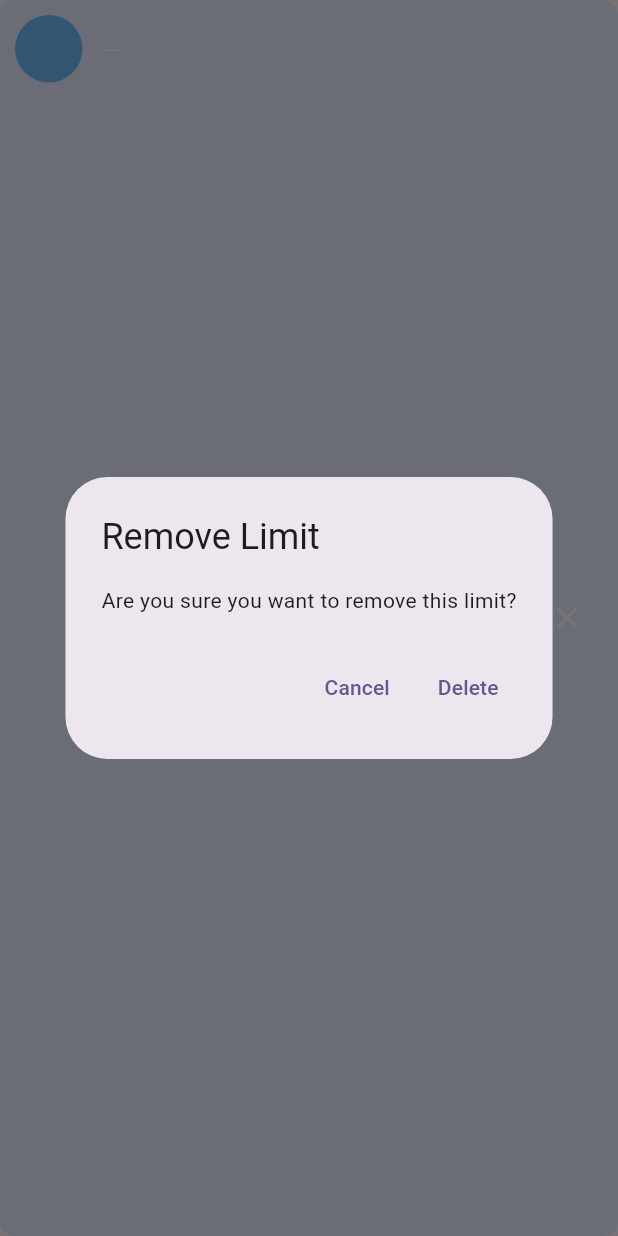
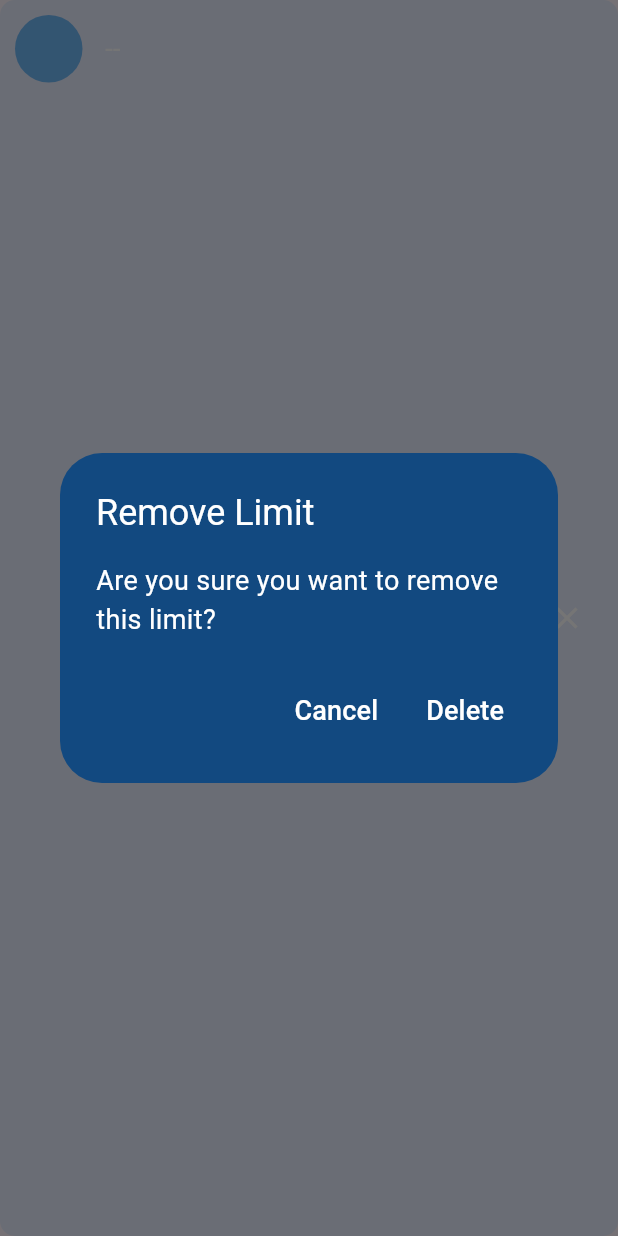
Before and after one commit to madushanka20161/money_manager, a Flutter app: the CategoryLimit widget shown alone on an empty page, opened directly with empty values, after a tap on the "clear" icon, on a phone screen of 412 x 824 dp. Run offline on Flutter 3.47's test engine with Material 3 defaults, Android fonts, the phone set to English and light mode, and no system bars; our stand-ins replace fl_chart, google_sign_in, hive_flutter; accounts and stored records are empty.

Commit message:
fix issue related to category limit, background color and text color

```diff
--- a/lib/popup-helper.dart
+++ b/lib/popup-helper.dart
@@ -16,6 +16,7 @@ class PopupHelper {
       barrierDismissible: true,
       builder: (BuildContext context) {
         return SimpleDialog(
+          backgroundColor: AppConfig.popupBKColor,
           contentPadding: EdgeInsets.all(AppConfig.popupRadius),
           shape: RoundedRectangleBorder(
             borderRadius: BorderRadius.circular(AppConfig.borderRadius)
--- a/lib/widget/category/category_limit.dart
+++ b/lib/widget/category/category_limit.dart
@@ -195,17 +195,18 @@ class _CategoryLimitState extends State<CategoryLimit> {
       context: context,
       builder: (BuildContext context) {
         return AlertDialog(
-          title: Text('Remove Limit'),
-          content: Text('Are you sure you want to remove this limit?'),
+          backgroundColor: AppConfig.popupBKColor,
+          title: Text('Remove Limit', style: TextStyle(color: AppConfig.fontColor),),
+          content: Text('Are you sure you want to remove this limit?', style: AppConfig.fontStyle,),
           actions: [
             TextButton(
-              child: Text('Cancel'),
+              child: Text('Cancel', style: AppConfig.fontStyle,),
               onPressed: () {
                 Navigator.of(context).pop();
               },
             ),
             TextButton(
-              child: Text('Delete'),
+              child: Text('Delete', style: AppConfig.fontStyle,),
               onPressed: () {
                 SharedService.instance.updateCategoryLimit(
                     widget.category.id, widget.category.limit.type, 0);
@@ -238,13 +239,13 @@ class _CategoryLimitState extends State<CategoryLimit> {
           mainAxisAlignment: MainAxisAlignment.end,
           children: [
             TextButton(
-              child: Text('Cancel'),
+              child: Text('Cancel', style: AppConfig.fontStyle,),
               onPressed: () {
                 Navigator.of(context).pop();
               },
             ),
             TextButton(
-              child: Text('Update'),
+              child: Text('Update', style: AppConfig.fontStyle,),
               onPressed: () {
                 SharedService.instance.updateCategoryLimit(
                     widget.category.id, limitType, limitValue);
--- a/lib/widget/input/limit_input.dart
+++ b/lib/widget/input/limit_input.dart
@@ -76,6 +76,7 @@ class _LimitInputState extends State<LimitInput> {
           flex: 2,
           child: Padding(
             padding: EdgeInsets.only(left: AppConfig.padding),
+            // TODO [V2 - once user click the input need to clear the value]
             child: TextInput(
               validator: (value) {
                 if (value == null || value.isEmpty) {
```
